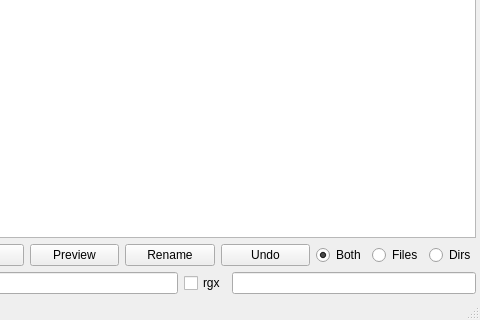
gmdfalk/60-days-of-python, file gui/filebrowser/demimove.ui: the form before one commit; both pictures show x 416 to 896 and y 329 to 649 of the 896 by 649 pixel window.
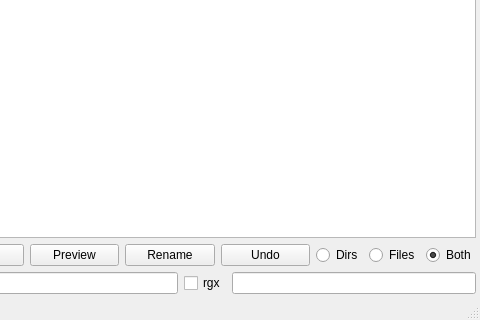
The form after the commit.

Commit message: damn models

```diff
--- a/gui/filebrowser/demimove.ui
+++ b/gui/filebrowser/demimove.ui
@@ -605,6 +605,26 @@
           </item>
           <item>
            <layout class="QHBoxLayout" name="fileradiolayout">
+            <item>
+             <widget class="QRadioButton" name="dirsradio">
+              <property name="toolTip">
+               <string>&lt;html&gt;&lt;head/&gt;&lt;body&gt;&lt;p&gt;Only edit dirs.&lt;/p&gt;&lt;/body&gt;&lt;/html&gt;</string>
+              </property>
+              <property name="text">
+               <string>Dirs</string>
+              </property>
+             </widget>
+            </item>
+            <item>
+             <widget class="QRadioButton" name="filesradio">
+              <property name="toolTip">
+               <string>&lt;html&gt;&lt;head/&gt;&lt;body&gt;&lt;p&gt;Only edit files.&lt;/p&gt;&lt;/body&gt;&lt;/html&gt;</string>
+              </property>
+              <property name="text">
+               <string>Files</string>
+              </property>
+             </widget>
+            </item>
             <item>
              <widget class="QRadioButton" name="allradio">
               <property name="toolTip">
@@ -618,26 +638,6 @@
               </property>
              </widget>
             </item>
-            <item>
-             <widget class="QRadioButton" name="filesradio">
-              <property name="toolTip">
-               <string>&lt;html&gt;&lt;head/&gt;&lt;body&gt;&lt;p&gt;Only edit files.&lt;/p&gt;&lt;/body&gt;&lt;/html&gt;</string>
-              </property>
-              <property name="text">
-               <string>Files</string>
-              </property>
-             </widget>
-            </item>
-            <item>
-             <widget class="QRadioButton" name="dirsradio">
-              <property name="toolTip">
-               <string>&lt;html&gt;&lt;head/&gt;&lt;body&gt;&lt;p&gt;Only edit dirs.&lt;/p&gt;&lt;/body&gt;&lt;/html&gt;</string>
-              </property>
-              <property name="text">
-               <string>Dirs</string>
-              </property>
-             </widget>
-            </item>
            </layout>
           </item>
          </layout>
```
The commit also changes 1 other file.
